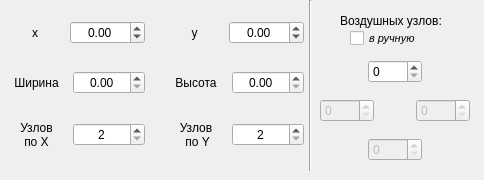
Above: resources/ui/new_rectangle.ui from SPC-project/Regular-Divider before the change. Below: the same form after it.
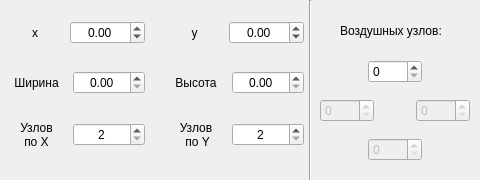
That is the form after the change.

Commit message: [GUI] checkbox for generating air of same thickness

Diff of the .ui file:
```diff
--- a/resources/ui/new_rectangle.ui
+++ b/resources/ui/new_rectangle.ui
@@ -6,46 +6,18 @@
    <rect>
     <x>0</x>
     <y>0</y>
-    <width>484</width>
+    <width>480</width>
     <height>180</height>
    </rect>
   </property>
   <property name="windowTitle">
    <string>Form</string>
   </property>
-  <widget class="QCheckBox" name="manual_air">
-   <property name="geometry">
-    <rect>
-     <x>350</x>
-     <y>30</y>
-     <width>88</width>
-     <height>16</height>
-    </rect>
-   </property>
-   <property name="font">
-    <font>
-     <pointsize>8</pointsize>
-     <italic>true</italic>
-    </font>
-   </property>
-   <property name="toolTip">
-    <string>&lt;html&gt;&lt;head/&gt;&lt;body&gt;&lt;p&gt;Вручную назначить количество узлов для каждой из сторон&lt;/p&gt;&lt;/body&gt;&lt;/html&gt;</string>
-   </property>
-   <property name="text">
-    <string>в ручную</string>
-   </property>
-   <property name="iconSize">
-    <size>
-     <width>16</width>
-     <height>16</height>
-    </size>
-   </property>
-  </widget>
   <widget class="QLabel" name="label">
    <property name="geometry">
     <rect>
      <x>340</x>
-     <y>10</y>
+     <y>20</y>
      <width>121</width>
      <height>21</height>
     </rect>
@@ -389,7 +361,7 @@
      <x>300</x>
      <y>0</y>
      <width>20</width>
-     <height>171</height>
+     <height>181</height>
     </rect>
    </property>
    <property name="orientation">
```
Left out of the diff: 1 changed line with no effect on the pictures. The commit also changes 4 other files.
